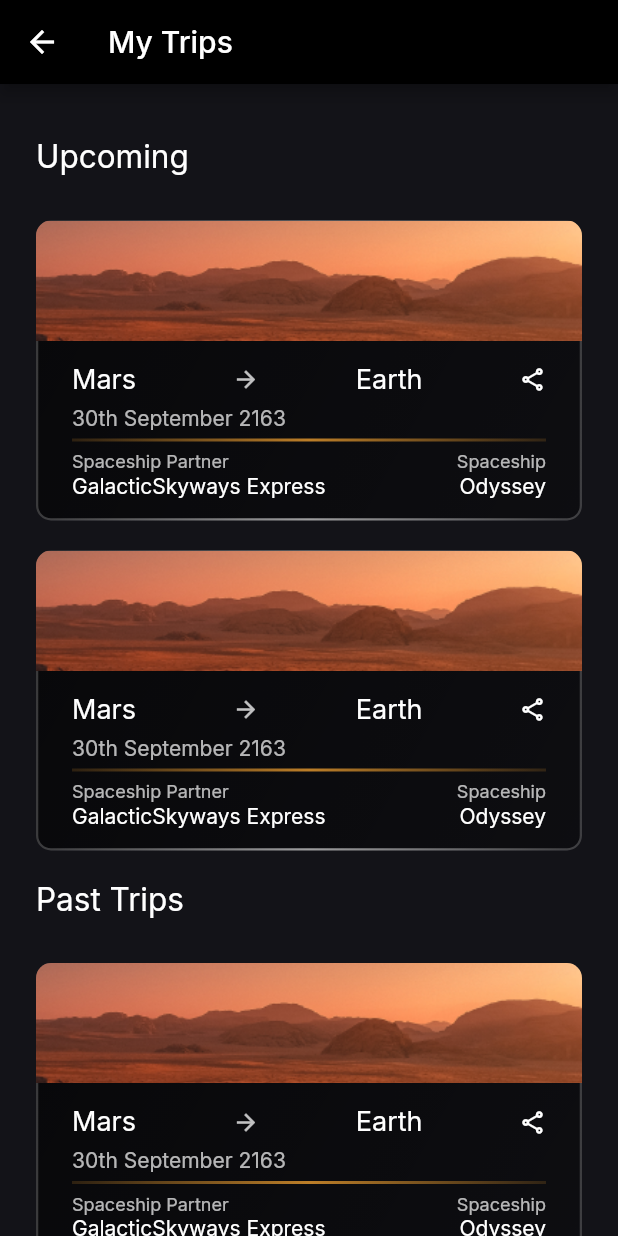
After one commit to TechTriathlon-CosmiX/flutter_app, a Flutter app: the screen it shows after launch, after a tap on "My Trips", on a phone screen of 412 x 824 dp. The commit adds this screen. Run offline on Flutter 3.47's test engine with Material 2 defaults, Android fonts, the phone set to English and light mode, and no system bars; drawn by our look-alikes of glassmorphism; our stand-ins replace flutter_svg, get, google_fonts; missing offline and left inert: iconify_flutter.

Commit message:
trip screen

```diff
--- a/lib/screens/home_screen.dart
+++ b/lib/screens/home_screen.dart
@@ -1,5 +1,6 @@
 import 'package:CosmiX/screens/buttons_screen.dart';
 import 'package:CosmiX/screens/from_to_card_screen.dart';
+import 'package:CosmiX/screens/my_trips_screen.dart';
 import 'package:CosmiX/screens/passenger_input_screen.dart';
 import 'package:CosmiX/screens/selectable_planet_screent.dart';
 import 'package:CosmiX/screens/inputs_screen.dart';
@@ -61,6 +62,12 @@ class HomeScreen extends StatelessWidget {
                 type: ButtonType.primary,
                 buttonText: "Search Filter Page",
                 onPressed: () => Get.to(() => PassengerInputScreen())),
+            const SizedBox(height: 24),
+            Button(
+                rightIcon: const Icon(Icons.arrow_forward_ios),
+                type: ButtonType.primary,
+                buttonText: "My Trips",
+                onPressed: () => Get.to(() => MyTrips())),
           ],
         )),
       ),
--- /dev/null
+++ b/lib/screens/my_trips_screen.dart
@@ -0,0 +1,268 @@
+import 'package:CosmiX/theme/colors.dart';
+import 'package:CosmiX/widgets/card.dart';
+import 'package:CosmiX/widgets/glass_card.dart';
+import 'package:flutter/material.dart';
+
+class MyTrips extends StatelessWidget {
+  const MyTrips({super.key});
+
+  @override
+  Widget build(BuildContext context) {
+    return Scaffold(
+      backgroundColor: CosmixColor.bgColor,
+      appBar: AppBar(title: Text("My Trips")),
+      body: SingleChildScrollView(
+        child: Padding(
+          padding: const EdgeInsets.symmetric(horizontal: 24.0, vertical: 36.0),
+          child: Column(
+            children: [
+              Container(
+                width: double.infinity,
+                child: Text(
+                  "Upcoming",
+                  textAlign: TextAlign.left,
+                  style: TextStyle(
+                      fontSize: 21,
+                      fontWeight: FontWeight.w400,
+                      color: CosmixColor.white),
+                ),
+              ),
+              SizedBox(
+                height: 30,
+              ),
+              ListView(
+                shrinkWrap: true,
+                physics: NeverScrollableScrollPhysics(),
+                children: [
+                  TripCard(),
+                  TripCard(),
+                ],
+              ),
+              Container(
+                width: double.infinity,
+                child: Text(
+                  "Past Trips",
+                  textAlign: TextAlign.left,
+                  style: TextStyle(
+                      fontSize: 21,
+                      fontWeight: FontWeight.w400,
+                      color: CosmixColor.white),
+                ),
+              ),
+              SizedBox(
+                height: 30,
+              ),
+              ListView(
+                shrinkWrap: true,
+                physics: NeverScrollableScrollPhysics(),
+                children: [
+                  TripCard(),
+                  TripCard(),
+                ],
+              ),
+              Container(
+                width: double.infinity,
+                child: Text(
+                  "Memories made for you",
+                  textAlign: TextAlign.left,
+                  style: TextStyle(
+                      fontSize: 21,
+                      fontWeight: FontWeight.w400,
+                      color: CosmixColor.white),
+                ),
+              ),
+              SizedBox(
+                height: 30,
+              ),
+              GridView.builder(
+                shrinkWrap: true,
+                physics: NeverScrollableScrollPhysics(),
+                gridDelegate: SliverGridDelegateWithFixedCrossAxisCount(
+                  crossAxisCount: 2,
+                  childAspectRatio: 0.7,
+                ),
+                itemCount: 4, // Adjust the number of cards as needed
+                itemBuilder: (context, index) {
+                  return MemoryCard();
+                },
+              ),
+            ],
+          ),
+        ),
+      ),
+    );
+  }
+}
+
+class MemoryCard extends StatelessWidget {
+  const MemoryCard({
+    super.key,
+  });
+
+  @override
+  Widget build(BuildContext context) {
+    return Container(
+        margin: EdgeInsets.all(10),
+        child: GlassCard(
+          child: Container(
+            decoration: BoxDecoration(
+              image: DecorationImage(
+                image:
+                    AssetImage('assets/images/trip_card_images/HomePage.png'),
+                fit: BoxFit.cover,
+              ),
+            ),
+            child: Column(
+              crossAxisAlignment: CrossAxisAlignment.stretch,
+              mainAxisAlignment: MainAxisAlignment.end,
+              children: [
+                Text(
+                  textAlign: TextAlign.center,
+                  "Place Name",
+                  style: TextStyle(fontSize: 18, color: CosmixColor.white),
+                ),
+                Text("Planet Name",
+                    textAlign: TextAlign.center,
+                    style: TextStyle(
+                        fontSize: 16, color: CosmixColor.subTitleTextColor)),
+                SizedBox(
+                  height: 20,
+                )
+              ],
+            ),
+          ),
+          type: CardType.dark,
+          height: 300,
+        ));
+  }
+}
+
+class TripCard extends StatelessWidget {
+  const TripCard({
+    super.key,
+  });
+
+  @override
+  Widget build(BuildContext context) {
+    return Column(
+      children: [
+        GlassCard(
+          child: Column(
+            children: [
+              Expanded(
+                flex: 2,
+                child: Container(
+                  decoration: BoxDecoration(
+                    image: DecorationImage(
+                      image: AssetImage(
+                          'assets/images/trip_card_images/HomePage.png'),
+                      fit: BoxFit.cover,
+                    ),
+                  ),
+                ),
+              ),
+              Expanded(
+                flex: 3,
+                child: Padding(
+                  padding:
+                      const EdgeInsets.symmetric(horizontal: 24, vertical: 15),
+                  child: Column(
+                    crossAxisAlignment: CrossAxisAlignment.start,
+                    mainAxisAlignment: MainAxisAlignment.spaceBetween,
+                    children: [
+                      Row(
+                        mainAxisAlignment: MainAxisAlignment.spaceBetween,
+                        children: [
+                          Text(
+                            "Mars",
+                            style: TextStyle(
+                                fontSize: 18, color: CosmixColor.white),
+                          ),
+                          Icon(
+                            Icons.arrow_forward,
+                            size: 18,
+                            color: CosmixColor.white.withOpacity(0.75),
+                          ),
+                          Text(
+                            "Earth",
+                            style: TextStyle(
+                                fontSize: 18, color: CosmixColor.white),
+                          ),
+                          Icon(
+                            Icons.share_outlined,
+                            size: 18,
+                            color: CosmixColor.white,
+                          ),
+                        ],
+                      ),
+                      Text(
+                        "30th September 2163",
+                        textAlign: TextAlign.left,
+                        style: TextStyle(
+                            color: CosmixColor.subTitleTextColor, fontSize: 14),
+                      ),
+                      Container(
+                        width: 333.0,
+                        height: 2.0,
+                        decoration: BoxDecoration(
+                          gradient: LinearGradient(
+                            colors: [
+                              CosmixColor.logoColor.withOpacity(0.2),
+                              CosmixColor.logoColor,
+                              CosmixColor.logoColor.withOpacity(0.2),
+                            ],
+                            stops: [0.0, 0.5, 1.0],
+                            begin: Alignment.centerLeft,
+                            end: Alignment.centerRight,
+                          ),
+                        ),
+                      ),
+                      Row(
+                        mainAxisAlignment: MainAxisAlignment.spaceBetween,
+                        children: [
+                          Column(
+                            crossAxisAlignment: CrossAxisAlignment.start,
+                            children: [
+                              Text(
+                                "Spaceship Partner",
+                                style: TextStyle(
+                                    fontSize: 12,
+                                    color: CosmixColor.subTitleTextColor),
+                              ),
+                              Text(
+                                "GalacticSkyways Express",
+                                style: TextStyle(
+                                    fontSize: 14, color: CosmixColor.white),
+                              )
+                            ],
+                          ),
+                          Column(
+                              crossAxisAlignment: CrossAxisAlignment.end,
+                              children: [
+                                Text(
+                                  "Spaceship",
+                                  style: TextStyle(
+                                      fontSize: 12,
+                                      color: CosmixColor.subTitleTextColor),
+                                ),
+                                Text(
+                                  "Odyssey",
+                                  style: TextStyle(
+                                      fontSize: 14, color: CosmixColor.white),
+                                )
+                              ])
+                        ],
+                      )
+                    ],
+                  ),
+                ),
+              )
+            ],
+          ),
+          type: CardType.dark,
+        ),
+        SizedBox(height: 20)
+      ],
+    );
+  }
+}
--- a/pubspec.yaml
+++ b/pubspec.yaml
@@ -68,6 +68,7 @@ flutter:
   # To add assets to your application, add an assets section, like this:
   assets:
      - assets/images/planets/
+     - assets/images/trip_card_images/
 
   # An image asset can refer to one or more resolution-specific "variants", see
   # https://flutter.dev/assets-and-images/#resolution-aware
```
Also changed, not shown: assets/images/trip_card_images/HomePage.png (added).
